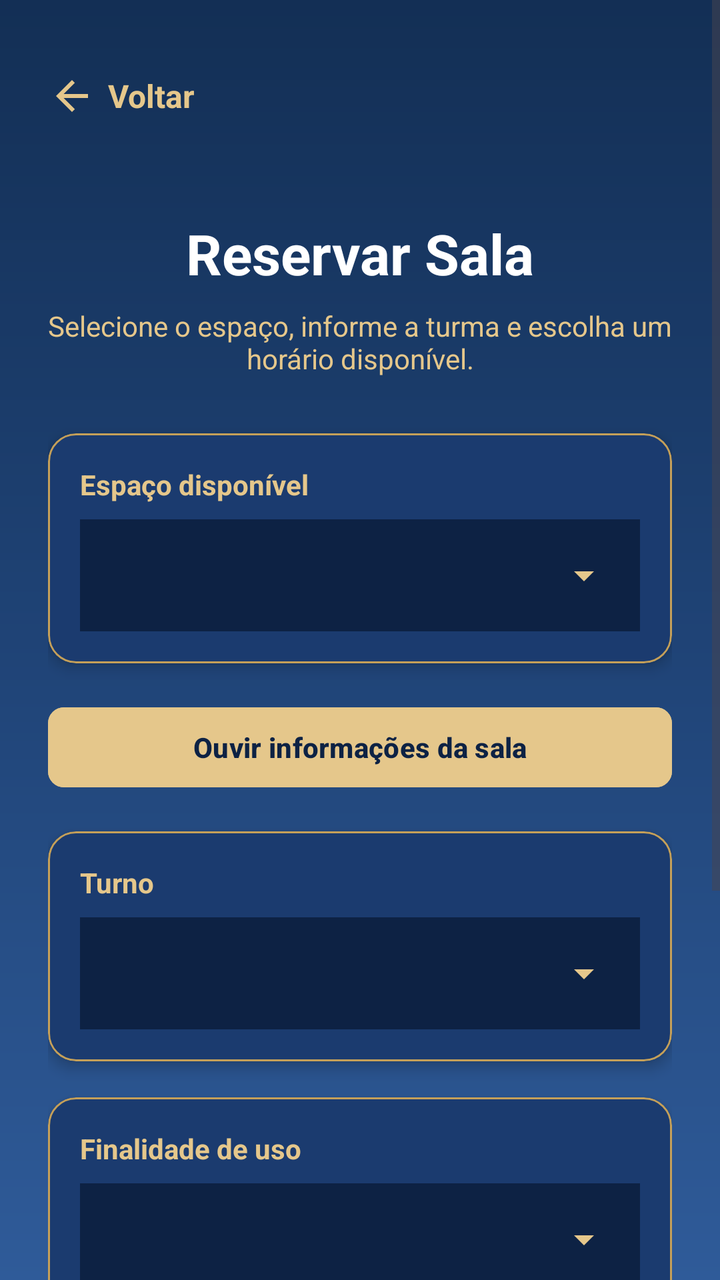
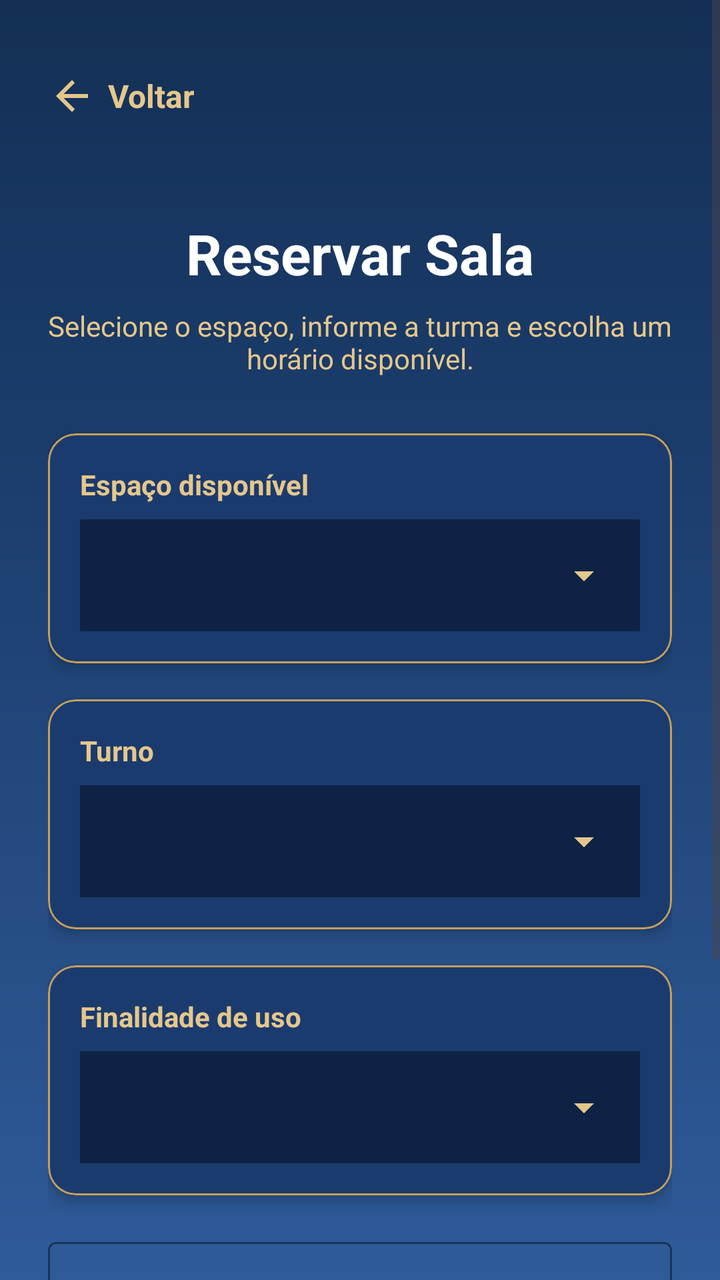

Before-and-after screenshots of an Android layout around one commit, followed by the original layout XML and the change that was made.
<!-- AndroidManifest.xml: application theme Theme.Agend -->
<!-- res/layout/activity_reservar_sala.xml -->
<?xml version="1.0" encoding="utf-8"?>
<ScrollView
    xmlns:android="http://schemas.android.com/apk/res/android"
    xmlns:app="http://schemas.android.com/apk/res-auto"
    android:layout_width="match_parent"
    android:layout_height="match_parent"
    android:background="@drawable/bg_yarooms_gradient"
    android:fillViewport="true">

    <LinearLayout
        android:layout_width="match_parent"
        android:layout_height="wrap_content"
        android:orientation="vertical"
        android:padding="24dp">

        <include layout="@layout/include_botao_voltar_topo" />

        <TextView
            android:id="@+id/textoTituloReserva"
            android:layout_width="match_parent"
            android:layout_height="wrap_content"
            android:text="Reservar Sala"
            android:textColor="@color/white"
            android:textSize="28sp"
            android:textStyle="bold"
            android:gravity="center"
            android:layout_marginTop="24dp" />

        <TextView
            android:layout_width="match_parent"
            android:layout_height="wrap_content"
            android:text="Selecione o espaço, informe a turma e escolha um horário disponível."
            android:textColor="@color/yarooms_gold_light"
            android:textSize="14sp"
            android:gravity="center"
            android:layout_marginTop="8dp"
            android:layout_marginBottom="28dp" />

        
        <com.google.android.material.card.MaterialCardView
            android:layout_width="match_parent"
            android:layout_height="wrap_content"
            app:cardBackgroundColor="@color/yarooms_blue_light"
            app:cardCornerRadius="14dp"
            app:cardElevation="4dp"
            app:strokeColor="@color/yarooms_gold"
            app:strokeWidth="1dp"
            android:layout_marginBottom="18dp">

            <LinearLayout
                android:layout_width="match_parent"
                android:layout_height="wrap_content"
                android:orientation="vertical"
                android:padding="16dp">

                <TextView
                    android:id="@+id/rotuloSala"
                    android:labelFor="@+id/spinnerSalas"
                    android:textColor="@color/yarooms_gold_light"
                    android:layout_width="match_parent"
                    android:layout_height="wrap_content"
                    android:text="Espaço disponível"
                    android:textStyle="bold"
                    android:textSize="14sp"
                    android:layout_marginBottom="8dp" />

                <FrameLayout
                    android:layout_width="match_parent"
                    android:layout_height="56dp"
                    android:background="@color/yarooms_blue_dark">

                    <Spinner
                        android:id="@+id/spinnerSalas"
                        android:layout_width="match_parent"
                        android:layout_height="match_parent"
                        android:paddingStart="0dp"
                        android:paddingEnd="48dp"
                        android:background="@android:color/transparent"
                        android:popupBackground="@color/yarooms_blue_light" />

                    <ImageView
                        android:layout_width="24dp"
                        android:layout_height="24dp"
                        android:src="@drawable/ic_arrow_down"
                        android:layout_gravity="end|center_vertical"
                        android:importantForAccessibility="no"
                        android:layout_marginEnd="16dp" />

                </FrameLayout>

            </LinearLayout>
        </com.google.android.material.card.MaterialCardView>

        <com.google.android.material.button.MaterialButton
            android:id="@+id/botaoOuvirSala"
            android:layout_width="match_parent"
            android:layout_height="48dp"
            android:text="Ouvir informações da sala"
            android:textAllCaps="false"
            android:textStyle="bold"
            android:textColor="@color/yarooms_blue_dark"
            android:backgroundTint="@color/yarooms_gold_light"
            app:cornerRadius="8dp"
            android:layout_marginBottom="18dp" />

        
        <com.google.android.material.card.MaterialCardView
            android:layout_width="match_parent"
            android:layout_height="wrap_content"
            app:cardBackgroundColor="@color/yarooms_blue_light"
            app:cardCornerRadius="14dp"
            app:cardElevation="4dp"
            app:strokeColor="@color/yarooms_gold"
            app:strokeWidth="1dp"
            android:layout_marginBottom="18dp">

            <LinearLayout
                android:layout_width="match_parent"
                android:layout_height="wrap_content"
                android:orientation="vertical"
                android:padding="16dp">

                <TextView
                    android:id="@+id/rotuloTurno"
                    android:labelFor="@+id/spinnerTurnoReserva"
                    android:textColor="@color/yarooms_gold_light"
                    android:layout_width="match_parent"
                    android:layout_height="wrap_content"
                    android:text="Turno"
                    android:textStyle="bold"
                    android:textSize="14sp"
                    android:layout_marginBottom="8dp" />

                <FrameLayout
                    android:layout_width="match_parent"
                    android:layout_height="56dp"
                    android:background="@color/yarooms_blue_dark">

                    <Spinner
                        android:id="@+id/spinnerTurnoReserva"
                        android:layout_width="match_parent"
                        android:layout_height="match_parent"
                        android:paddingStart="0dp"
                        android:paddingEnd="48dp"
                        android:background="@android:color/transparent"
                        android:popupBackground="@color/yarooms_blue_light" />

                    <ImageView
                        android:layout_width="24dp"
                        android:layout_height="24dp"
                        android:src="@drawable/ic_arrow_down"
                        android:layout_gravity="end|center_vertical"
                        android:importantForAccessibility="no"
                        android:layout_marginEnd="16dp" />

                </FrameLayout>

            </LinearLayout>
        </com.google.android.material.card.MaterialCardView>

        
        <com.google.android.material.card.MaterialCardView
            android:layout_width="match_parent"
            android:layout_height="wrap_content"
            app:cardBackgroundColor="@color/yarooms_blue_light"
            app:cardCornerRadius="14dp"
            app:cardElevation="4dp"
            app:strokeColor="@color/yarooms_gold"
            app:strokeWidth="1dp"
            android:layout_marginBottom="18dp">

            <LinearLayout
                android:layout_width="match_parent"
                android:layout_height="wrap_content"
                android:orientation="vertical"
                android:padding="16dp">

                <TextView
                    android:id="@+id/rotuloFinalidade"
                    android:labelFor="@+id/spinnerOpcoesUso"
                    android:textColor="@color/yarooms_gold_light"
                    android:layout_width="match_parent"
                    android:layout_height="wrap_content"
                    android:text="Finalidade de uso"
                    android:textStyle="bold"
                    android:textSize="14sp"
                    android:layout_marginBottom="8dp" />

                <FrameLayout
                    android:layout_width="match_parent"
                    android:layout_height="56dp"
                    android:background="@color/yarooms_blue_dark">

                    <Spinner
                        android:id="@+id/spinnerOpcoesUso"
                        android:layout_width="match_parent"
                        android:layout_height="match_parent"
                        android:paddingStart="0dp"
                        android:paddingEnd="48dp"
                        android:background="@android:color/transparent"
                        android:popupBackground="@color/yarooms_blue_light" />

                    <ImageView
                        android:layout_width="24dp"
                        android:layout_height="24dp"
                        android:src="@drawable/ic_arrow_down"
                        android:layout_gravity="end|center_vertical"
                        android:importantForAccessibility="no"
                        android:layout_marginEnd="16dp" />

                </FrameLayout>

            </LinearLayout>
        </com.google.android.material.card.MaterialCardView>

        
        <com.google.android.material.textfield.TextInputLayout
            android:id="@+id/layoutDataReserva"
            android:layout_width="match_parent"
            android:layout_height="wrap_content"
            android:hint="Data da reserva"
            app:boxBackgroundMode="outline"
            app:boxStrokeColor="@color/yarooms_gold"
            app:hintTextColor="@color/yarooms_gold_light"
            android:layout_marginBottom="18dp">

            <com.google.android.material.textfield.TextInputEditText
                android:id="@+id/editDataReserva"
                android:layout_width="match_parent"
                android:layout_height="wrap_content"
                android:focusable="false"
                android:clickable="true"
                android:inputType="none"
                android:textColor="@color/white"
                android:textColorHint="@color/yarooms_gold_light"
                android:hint="" />
        </com.google.android.material.textfield.TextInputLayout>

        
        <com.google.android.material.textfield.TextInputLayout
            android:id="@+id/layoutTurmaReserva"
            android:layout_width="match_parent"
            android:layout_height="wrap_content"
            android:hint="Turma que usará o espaço"
            app:boxBackgroundMode="outline"
            app:boxStrokeColor="@color/yarooms_gold"
            app:hintTextColor="@color/yarooms_gold_light"
            android:layout_marginBottom="18dp">

            <com.google.android.material.textfield.TextInputEditText
                android:id="@+id/editTurmaReserva"
                android:layout_width="match_parent"
                android:layout_height="wrap_content"
                android:inputType="text"
                android:maxLines="1"
                android:textColor="@color/white"
                android:textColorHint="@color/yarooms_gold_light"
                android:hint="" />
        </com.google.android.material.textfield.TextInputLayout>

        <com.google.android.material.button.MaterialButton
            android:id="@+id/botaoConsultarDisponibilidade"
            android:layout_width="match_parent"
            android:layout_height="52dp"
            android:text="Atualizar disponibilidade"
            android:textAllCaps="false"
            android:textStyle="bold"
            android:textColor="@color/yarooms_blue_dark"
            android:backgroundTint="@color/yarooms_gold"
            app:cornerRadius="8dp"
            android:layout_marginTop="4dp" />

        <TextView
            android:id="@+id/textoErroReserva"
            android:layout_width="match_parent"
            android:layout_height="wrap_content"
            android:textColor="#FF8080"
            android:textSize="14sp"
            android:visibility="gone"
            android:layout_marginTop="16dp" />

        <TextView
            android:id="@+id/textoTituloHorarios"
            android:layout_width="match_parent"
            android:layout_height="wrap_content"
            android:text="Horários disponíveis"
            android:textColor="@color/white"
            android:textStyle="bold"
            android:textSize="18sp"
            android:visibility="gone"
            android:layout_marginTop="28dp"
            android:layout_marginBottom="12dp" />

        <ListView
            android:id="@+id/listaHorariosDisponiveis"
            android:layout_width="match_parent"
            android:layout_height="420dp"
            android:background="@android:color/transparent"
            android:divider="@android:color/transparent"
            android:dividerHeight="12dp"
            android:padding="4dp"
            android:clipToPadding="false"
            android:scrollbarStyle="insideInset"
            android:visibility="gone" />

    </LinearLayout>
</ScrollView>
<!-- res/layout/include_botao_voltar_topo.xml (included above) -->
<?xml version="1.0" encoding="utf-8"?>
<LinearLayout xmlns:android="http://schemas.android.com/apk/res/android"
    android:id="@+id/layoutVoltarTopo"
    android:layout_width="wrap_content"
    android:layout_height="48dp"
    android:orientation="horizontal"
    android:gravity="center_vertical"
    android:clickable="true"
    android:focusable="true"
    android:paddingStart="0dp"
    android:paddingEnd="12dp"
    android:layout_marginBottom="12dp">

    <ImageView
        android:layout_width="24dp"
        android:layout_height="24dp"
        android:src="@drawable/ic_arrow_back_yarooms"
        android:importantForAccessibility="no"
        android:layout_marginEnd="6dp" />

    <TextView
        android:id="@+id/textoVoltarTopo"
        android:layout_width="wrap_content"
        android:layout_height="wrap_content"
        android:text="Voltar"
        android:textColor="@color/yarooms_gold_light"
        android:textSize="16sp"
        android:textStyle="bold" />

</LinearLayout>
<!-- resources referenced by this layout -->
<resources>
  <color name="white">#FFFFFF</color>
  <color name="yarooms_blue_dark">#0D2244</color>
  <color name="yarooms_blue_light">#1B3B6F</color>
  <color name="yarooms_gold">#C5A059</color>
  <color name="yarooms_gold_light">#E5C78B</color>
  <!-- drawable bg_yarooms_gradient (drawable) -->
  <?xml version="1.0" encoding="utf-8"?>
  <shape xmlns:android="http://schemas.android.com/apk/res/android">
  
      
      <gradient
          android:angle="270"
          android:startColor="#132F55"
          android:centerColor="#1F4376"
          android:endColor="#2F5B99"
          android:type="linear" />
  
  </shape>
  <!-- drawable ic_arrow_back_yarooms (drawable) -->
  <vector xmlns:android="http://schemas.android.com/apk/res/android"
      android:width="24dp"
      android:height="24dp"
      android:viewportWidth="24"
      android:viewportHeight="24">
  
      <path
          android:fillColor="@color/yarooms_gold_light"
          android:pathData="M20,11H7.83l5.59,-5.59L12,4l-8,8l8,8l1.42,-1.41L7.83,13H20z" />
  </vector>
  <!-- drawable ic_arrow_down (drawable) -->
  <vector xmlns:android="http://schemas.android.com/apk/res/android"
      android:width="24dp"
      android:height="24dp"
      android:viewportWidth="24"
      android:viewportHeight="24">
  
      <path
          android:fillColor="#E5C78B"
          android:pathData="M7,10l5,5l5,-5z" />
  </vector>
  <style name="Theme.Agend" parent="Base.Theme.Agend" />
  <style name="Base.Theme.Agend" parent="Theme.Material3.DayNight.NoActionBar">
          <item name="android:forceDarkAllowed" tools:targetApi="q">false</item>
          
          <item name="colorError">@color/yarooms_error</item>
      </style>
  <color name="yarooms_error">#FF5252</color>
</resources>

<!-- the commit's change to res/layout/activity_reservar_sala.xml (unified diff, before → after) -->
@@ -90,18 +90,6 @@
 
             </LinearLayout>
         </com.google.android.material.card.MaterialCardView>
-
-        <com.google.android.material.button.MaterialButton
-            android:id="@+id/botaoOuvirSala"
-            android:layout_width="match_parent"
-            android:layout_height="48dp"
-            android:text="Ouvir informações da sala"
-            android:textAllCaps="false"
-            android:textStyle="bold"
-            android:textColor="@color/yarooms_blue_dark"
-            android:backgroundTint="@color/yarooms_gold_light"
-            app:cornerRadius="8dp"
-            android:layout_marginBottom="18dp" />
 
         
         <com.google.android.material.card.MaterialCardView
